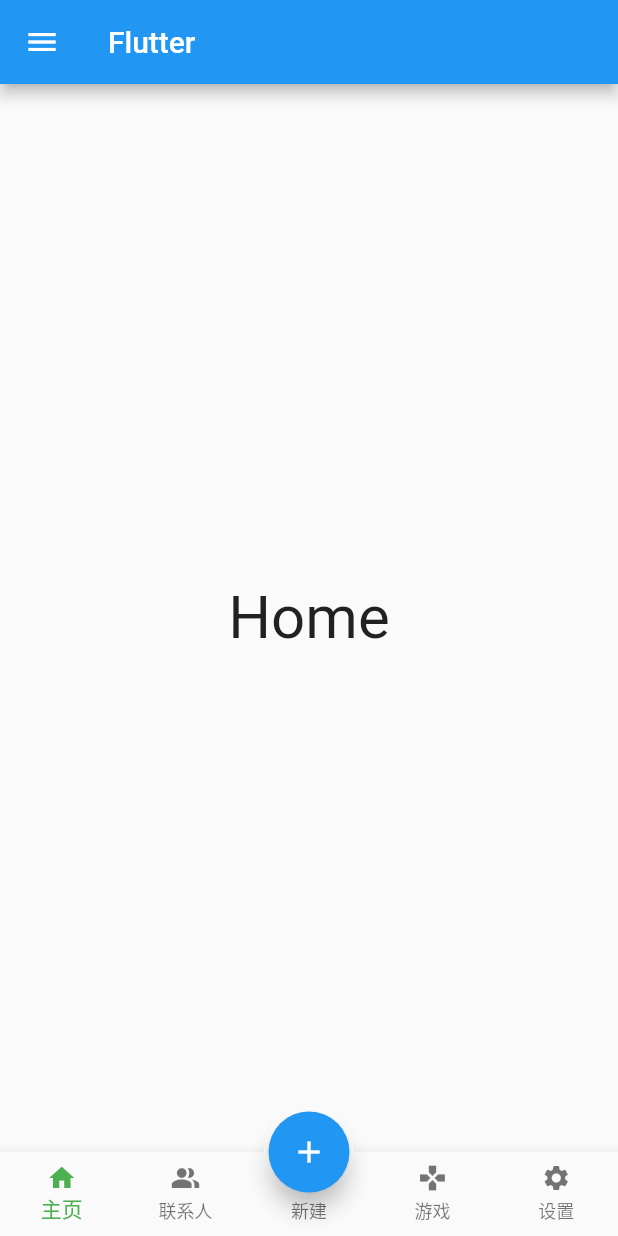
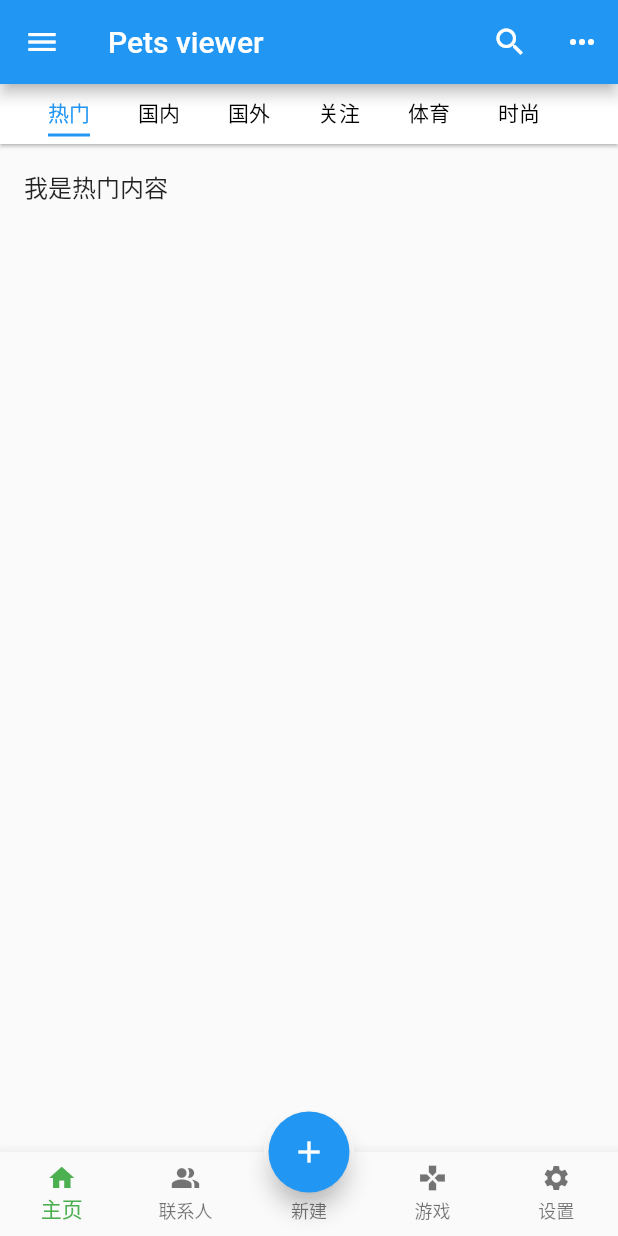
Before and after one commit to sghtrr/flutterDemo01, a Flutter app: the screen it shows after launch, on a phone screen of 412 x 824 dp. Run offline on Flutter 3.47's test engine with Material 2 defaults, Android fonts, the light colour scheme and no system bars.

Commit message:
add TabBar

```diff
--- a/lib/main.dart
+++ b/lib/main.dart
@@ -6,7 +6,11 @@ import 'pages/tabs/setting.dart';
 import 'pages/tabs/message.dart';
 
 void main() {
-  runApp(const MaterialApp(home: Scoffold()));
+  runApp(MaterialApp(
+      debugShowCheckedModeBanner: false, // 去掉debug图标
+      title: 'my flutter', // app在手机最近程序时显式的名字
+      theme: ThemeData(primarySwatch: Colors.blue),
+      home: const Scoffold()));
 }
 
 class Scoffold extends StatefulWidget {
@@ -28,7 +32,21 @@ class _ScoffoldState extends State<Scoffold> {
   @override
   Widget build(BuildContext context) {
     return Scaffold(
-      appBar: AppBar(title: const Text("Flutter")),
+      appBar: AppBar(
+        title: const Text("Pets viewer"),
+        actions: [
+          IconButton(
+              onPressed: () {
+                print("search");
+              },
+              icon: const Icon(Icons.search)),
+          IconButton(
+              onPressed: () {
+                print("more");
+              },
+              icon: const Icon(Icons.more_horiz)),
+        ],
+      ),
       drawer: Drawer(
         child: Column(
           children: [
--- a/lib/pages/tabs/home.dart
+++ b/lib/pages/tabs/home.dart
@@ -1,4 +1,5 @@
 import 'package:flutter/material.dart';
+import '/tools/keepAliveWrapper.dart';
 
 class HomePage extends StatefulWidget {
   const HomePage({super.key});
@@ -7,11 +8,107 @@ class HomePage extends StatefulWidget {
   State<HomePage> createState() => _HomePageState();
 }
 
-class _HomePageState extends State<HomePage> {
+class _HomePageState extends State<HomePage>
+    with SingleTickerProviderStateMixin {
+  late TabController _tabController;
+
+  @override
+  void initState() {
+    super.initState();
+    _tabController = TabController(length: 6, vsync: this);
+    _tabController.addListener(() {
+      if (_tabController.animation!.value == _tabController.index) {
+        // 此判断可以防止点击tab时打印两次index
+        print(_tabController.index);
+      }
+    });
+  }
+
   @override
   Widget build(BuildContext context) {
-    return const Center(
-      child: Text("Home", style: TextStyle(fontSize: 40)),
+    return Scaffold(
+      appBar: PreferredSize(
+        preferredSize: const Size.fromHeight(40),
+        child: AppBar(
+          backgroundColor: Colors.white,
+          elevation: 1,
+          title: SizedBox(
+            height: 30,
+            child: TabBar(
+                controller: _tabController,
+                isScrollable: true,
+                indicatorSize: TabBarIndicatorSize.label,
+                labelColor: Colors.blue,
+                unselectedLabelColor: Colors.black,
+                labelStyle: const TextStyle(fontSize: 14),
+                tabs: const [
+                  Tab(
+                    child: Text("热门"),
+                  ),
+                  Tab(
+                    child: Text("国内"),
+                  ),
+                  Tab(
+                    child: Text("国外"),
+                  ),
+                  Tab(
+                    child: Text("关注"),
+                  ),
+                  Tab(
+                    child: Text("体育"),
+                  ),
+                  Tab(
+                    child: Text("时尚"),
+                  ),
+                ]),
+          ),
+        ),
+      ),
+      body: TabBarView(
+        controller: _tabController,
+        children: [
+          KeepAliveWrapper(
+              child: ListView(
+            children: const [ListTile(title: Text("我是热门内容"))],
+          )),
+          // 使用自定义的状态缓存组件来包裹Widget，可以在tab切换过程中保留原tab状态
+          KeepAliveWrapper(
+              child: ListView(children: const [
+            ListTile(title: Text("我是国内内容1")),
+            ListTile(title: Text("我是国内内容2")),
+            ListTile(title: Text("我是国内内容3")),
+            ListTile(title: Text("我是国内内容4")),
+            ListTile(title: Text("我是国内内容5")),
+            ListTile(title: Text("我是国内内容6")),
+            ListTile(title: Text("我是国内内容7")),
+            ListTile(title: Text("我是国内内容8")),
+            ListTile(title: Text("我是国内内容9")),
+            ListTile(title: Text("我是国内内容10")),
+            ListTile(title: Text("我是国内内容11")),
+            ListTile(title: Text("我是国内内容12")),
+            ListTile(title: Text("我是国内内容13")),
+            ListTile(title: Text("我是国内内容14")),
+            ListTile(title: Text("我是国内内容15")),
+            ListTile(title: Text("我是国内内容16")),
+            ListTile(title: Text("我是国内内容17")),
+            ListTile(title: Text("我是国内内容18")),
+            ListTile(title: Text("我是国内内容19")),
+            ListTile(title: Text("我是国内内容20")),
+          ])),
+          KeepAliveWrapper(
+              child:
+                  ListView(children: const [ListTile(title: Text("我是国外内容"))])),
+          KeepAliveWrapper(
+              child:
+                  ListView(children: const [ListTile(title: Text("我是关注内容"))])),
+          KeepAliveWrapper(
+              child:
+                  ListView(children: const [ListTile(title: Text("我是体育内容"))])),
+          KeepAliveWrapper(
+              child:
+                  ListView(children: const [ListTile(title: Text("我是时尚内容"))])),
+        ],
+      ),
     );
   }
 }
--- /dev/null
+++ b/lib/tools/keepAliveWrapper.dart
@@ -0,0 +1,33 @@
+import 'package:flutter/material.dart';
+
+class KeepAliveWrapper extends StatefulWidget {
+  const KeepAliveWrapper(
+      {Key? key, @required this.child, this.keepAlive = true})
+      : super(key: key);
+
+  final Widget? child;
+  final bool keepAlive;
+
+  @override
+  State<KeepAliveWrapper> createState() => _KeepAliveWrapperState();
+}
+
+class _KeepAliveWrapperState extends State<KeepAliveWrapper>
+    with AutomaticKeepAliveClientMixin {
+  @override
+  Widget build(BuildContext context) {
+    return widget.child!;
+  }
+
+  @override
+  bool get wantKeepAlive => widget.keepAlive;
+
+  @override
+  void didUpdateWidget(covariant KeepAliveWrapper oldWidget) {
+    if (oldWidget.keepAlive != widget.keepAlive) {
+// keepAlive 状态需要更新，实现在 AutomaticKeepAliveClientMixin 中
+      updateKeepAlive();
+    }
+    super.didUpdateWidget(oldWidget);
+  }
+}
```
Also changed, not shown: lib/pages/tabs.dart (deleted).
